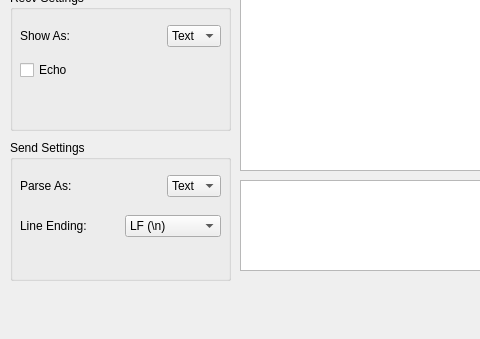
First picture: the form in mainwindow.ui, repository tuna/QSerial, before the edit; both pictures show x 0 to 480 and y 300 to 639 of the 884 by 639 pixel window.
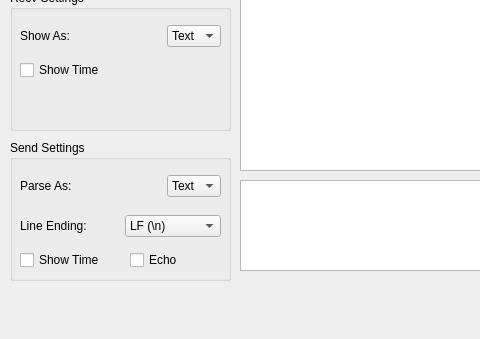
Second picture: the form after the edit.

Commit message: Add show time in send and recv

Diff of the .ui file:
```diff
--- a/mainwindow.ui
+++ b/mainwindow.ui
@@ -439,17 +439,17 @@
       </item>
      </layout>
     </widget>
-    <widget class="QCheckBox" name="echoCheckBox">
+    <widget class="QCheckBox" name="recvShowTimeCheckBox">
      <property name="geometry">
       <rect>
        <x>10</x>
        <y>70</y>
-       <width>87</width>
+       <width>111</width>
        <height>20</height>
       </rect>
      </property>
      <property name="text">
-      <string>Echo</string>
+      <string>Show Time</string>
      </property>
     </widget>
    </widget>
@@ -567,6 +567,32 @@
       </item>
      </layout>
     </widget>
+    <widget class="QCheckBox" name="sendShowTimeCheckBox">
+     <property name="geometry">
+      <rect>
+       <x>10</x>
+       <y>110</y>
+       <width>111</width>
+       <height>20</height>
+      </rect>
+     </property>
+     <property name="text">
+      <string>Show Time</string>
+     </property>
+    </widget>
+    <widget class="QCheckBox" name="echoCheckBox">
+     <property name="geometry">
+      <rect>
+       <x>120</x>
+       <y>110</y>
+       <width>87</width>
+       <height>20</height>
+      </rect>
+     </property>
+     <property name="text">
+      <string>Echo</string>
+     </property>
+    </widget>
    </widget>
    <widget class="QPlainTextEdit" name="inputPlainTextEdit">
     <property name="geometry">
```
The commit also changes 1 other file.
